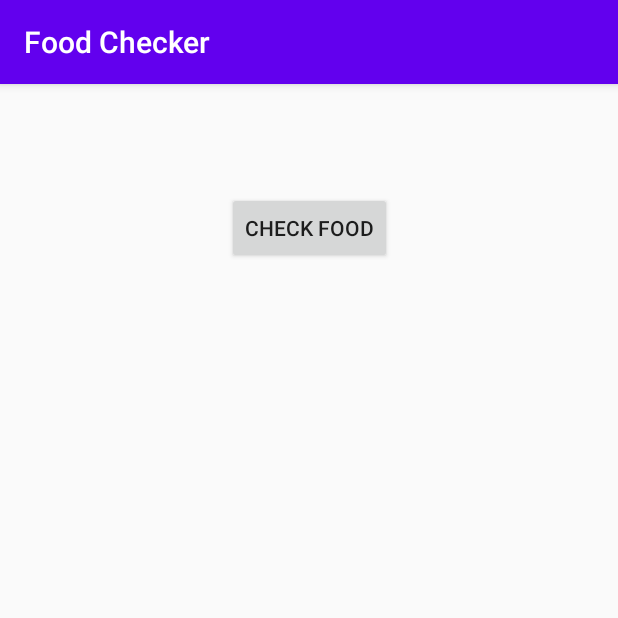
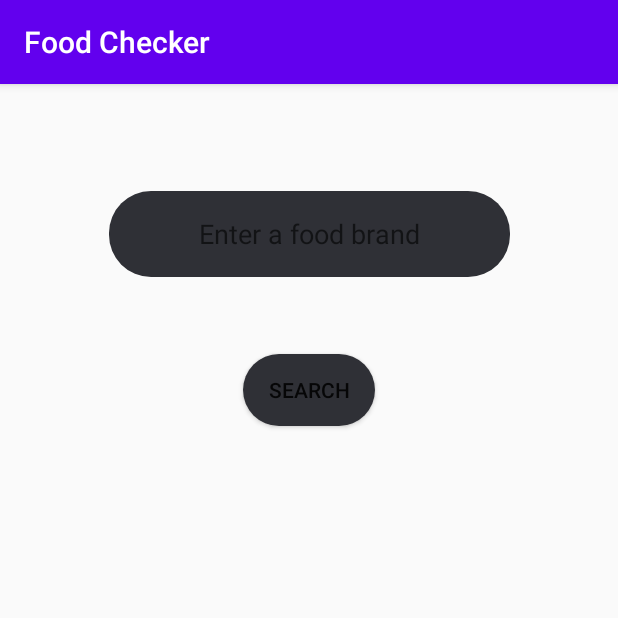
Before and after one commit to YassinMahouti/E-Health-Android-App, an Android app: the screen it shows after launch (MainActivity), on a phone screen of 412 x 824 dp, the top half of it. Run offline under Robolectric (Android 15) with nearby library versions, the light colour scheme and no system bars; our stand-ins replace Volley.

Commit message:
waardes worden getoont via userinput (i.s.m. Bart)

```diff
--- a/build.gradle
+++ b/build.gradle
@@ -29,6 +29,7 @@ dependencies {
     implementation 'androidx.appcompat:appcompat:1.1.0'
     implementation 'androidx.constraintlayout:constraintlayout:1.1.3'
     implementation 'com.android.volley:volley:1.1.1'
+    implementation 'com.squareup.picasso:picasso:2.71828'
     testImplementation 'junit:junit:4.12'
     androidTestImplementation 'androidx.test.ext:junit:1.1.1'
     androidTestImplementation 'androidx.test.espresso:espresso-core:3.2.0'
--- a/src/main/java/com/example/foodchecker/MainActivity.java
+++ b/src/main/java/com/example/foodchecker/MainActivity.java
@@ -5,6 +5,7 @@ import androidx.appcompat.app.AppCompatActivity;
 import android.os.Bundle;
 import android.view.View;
 import android.widget.Button;
+import android.widget.EditText;
 import android.widget.TextView;
 
 import com.android.volley.Request;
@@ -19,32 +20,46 @@ import org.json.JSONException;
 import org.json.JSONObject;
 
 public class MainActivity extends AppCompatActivity {
-    private static final String BASE_URL = "https://api.spoonacular.com/food/products/search?query=pizza&number=1";
-    private static final String API_KEY = "&apiKey=042f21f13acd4749b106f4af1dd52728";
 
+    // Data halen uit search DONE
+    // Data plaatsen in url DONE
+    // ID in data weer gebruiken in nieuwe call
+    // Niuewe button aanmaken
+    // Voert nieuew api call uit via button
+    // Toon nutrition op basis van id
+
+    private static final String BASE_URL = "https://api.spoonacular.com/food/products/search";
+    private static final String API_KEY = "apiKey=042f21f13acd4749b106f4af1dd52728";
+
+    private EditText mEditTextInput;
     private TextView mTextViewFoodResult;
     private RequestQueue mRequestQueue;
+
+    private String userInput = "";
 
     @Override
     protected void onCreate(Bundle savedInstanceState) {
         super.onCreate(savedInstanceState);
         setContentView(R.layout.activity_main);
 
+        mEditTextInput = findViewById(R.id.editTextInput);
         mTextViewFoodResult = findViewById(R.id.textViewFoodResult);
-        Button buttonFetch = findViewById(R.id.buttonFetchFood);
+        Button buttonSearch = findViewById(R.id.buttonFetchFood);
 
         mRequestQueue = Volley.newRequestQueue(this);
 
-        buttonFetch.setOnClickListener(new View.OnClickListener() {
+        buttonSearch.setOnClickListener(new View.OnClickListener() {
             @Override
             public void onClick(View v) {
+                userInput = mEditTextInput.getText().toString().trim();
+
                 jsonFetch();
             }
         });
     }
 
     private void jsonFetch() {
-        JsonObjectRequest objectRequest = new JsonObjectRequest(Request.Method.GET, BASE_URL + API_KEY, null,
+        JsonObjectRequest objectRequest = new JsonObjectRequest(Request.Method.GET, BASE_URL + "?" + API_KEY + "&query=" + userInput + "&number=1", null,
                 new Response.Listener<JSONObject>() {
                     @Override
                     public void onResponse(JSONObject response) {
@@ -58,7 +73,7 @@ public class MainActivity extends AppCompatActivity {
                                 String title = product.getString("title");
                                 String image = product.getString("image");
 
-                                mTextViewFoodResult.append(id + "\n" + title + "\n" + image);
+                                mTextViewFoodResult.append(id + "\n" + title + "\n" + image + "\n\n");
                             }
                         } catch (JSONException e) {
                             e.printStackTrace();
--- a/src/main/res/layout/activity_main.xml
+++ b/src/main/res/layout/activity_main.xml
@@ -10,18 +10,36 @@
         android:id="@+id/textViewFoodResult"
         android:layout_width="wrap_content"
         android:layout_height="wrap_content"
-        android:textSize="18sp"
+        android:gravity="center"
+        android:textSize="16sp"
         app:layout_constraintBottom_toBottomOf="parent"
         app:layout_constraintLeft_toLeftOf="parent"
         app:layout_constraintRight_toRightOf="parent"
         app:layout_constraintTop_toTopOf="parent"
-        app:layout_constraintVertical_bias="0.20999998" />
+        app:layout_constraintVertical_bias="0.39999998" />
 
     <Button
         android:id="@+id/buttonFetchFood"
         android:layout_width="wrap_content"
         android:layout_height="wrap_content"
-        android:text="Check Food"
+        android:background="@android:drawable/toast_frame"
+        android:text="Search"
+        app:layout_constraintBottom_toBottomOf="parent"
+        app:layout_constraintEnd_toEndOf="parent"
+        app:layout_constraintHorizontal_bias="0.5"
+        app:layout_constraintStart_toStartOf="parent"
+        app:layout_constraintTop_toTopOf="parent"
+        app:layout_constraintVertical_bias="0.25" />
+
+    <EditText
+        android:id="@+id/editTextInput"
+        android:layout_width="267dp"
+        android:layout_height="57dp"
+        android:background="@android:drawable/toast_frame"
+        android:ems="10"
+        android:gravity="center"
+        android:hint="Enter a food brand"
+        android:inputType="textPersonName"
         app:layout_constraintBottom_toBottomOf="parent"
         app:layout_constraintEnd_toEndOf="parent"
         app:layout_constraintHorizontal_bias="0.5"
@@ -29,4 +47,16 @@
         app:layout_constraintTop_toTopOf="parent"
         app:layout_constraintVertical_bias="0.100000024" />
 
+    <ImageView
+        android:id="@+id/image_view"
+        android:layout_width="wrap_content"
+        android:layout_height="wrap_content"
+        android:gravity="center"
+        android:textSize="16sp"
+        app:layout_constraintBottom_toBottomOf="parent"
+        app:layout_constraintLeft_toLeftOf="parent"
+        app:layout_constraintRight_toRightOf="parent"
+        app:layout_constraintTop_toTopOf="parent"
+        app:layout_constraintVertical_bias="0.57" />
+
 </androidx.constraintlayout.widget.ConstraintLayout>
```
Also changed, not shown: 1 other file.
